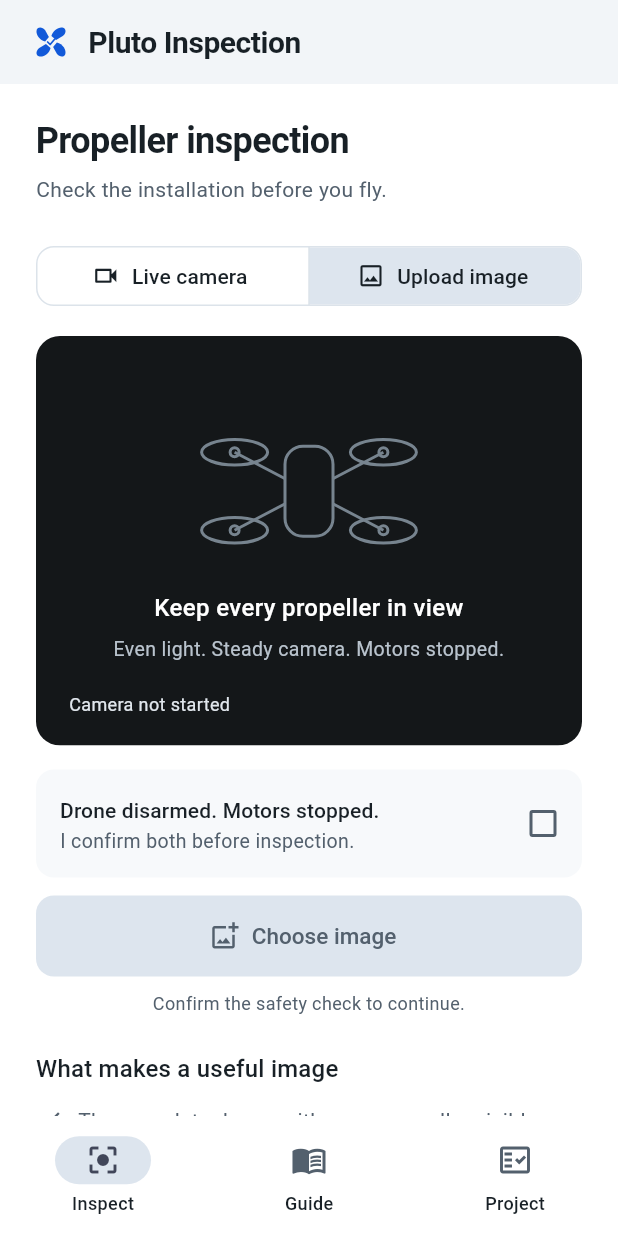
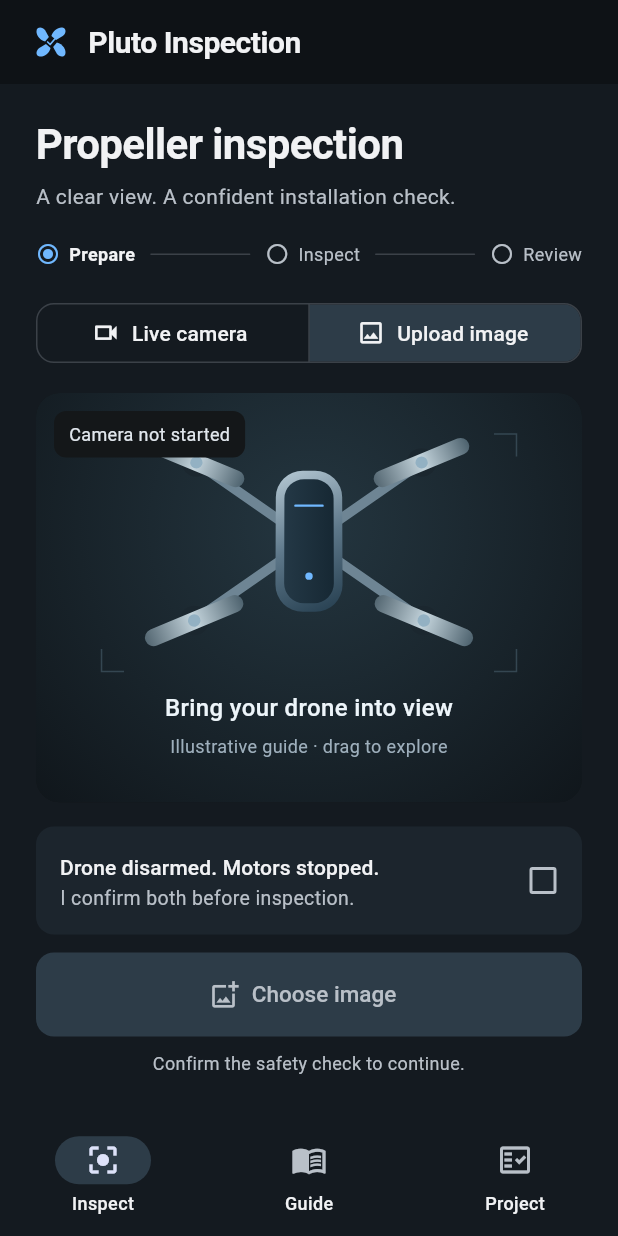
Before and after one commit to dhruvsharma06-web/Pluto-drone, a Flutter app: the screen it shows after launch, after a tap on "Upload image", on a phone screen of 412 x 824 dp. Run offline on Flutter 3.47's test engine with Material 3 defaults, Android fonts, the phone set to English and light mode, and no system bars.

Commit message:
feat(ui): redesign inspection with interactive drone scene and purposeful motion

```diff
--- /dev/null
+++ b/packages/inspection_ui/lib/src/drone_stage.dart
@@ -0,0 +1,295 @@
+import 'dart:math' as math;
+import 'package:flutter/material.dart';
+
+/// Original illustrative geometry, not the supplied drone configuration.
+/// Movement is the viewpoint, never powered propeller motion.
+class DroneStage extends StatefulWidget {
+  const DroneStage({super.key, this.processing = false});
+  final bool processing;
+  @override
+  State<DroneStage> createState() => _DroneStageState();
+}
+
+class _DroneStageState extends State<DroneStage>
+    with SingleTickerProviderStateMixin {
+  late final AnimationController scan = AnimationController(
+      vsync: this, duration: const Duration(milliseconds: 2200));
+  Offset tilt = Offset.zero;
+  bool dragging = false;
+  bool get reduced => MediaQuery.disableAnimationsOf(context);
+  @override
+  void didChangeDependencies() {
+    super.didChangeDependencies();
+    _sync();
+  }
+
+  @override
+  void didUpdateWidget(covariant DroneStage old) {
+    super.didUpdateWidget(old);
+    _sync();
+  }
+
+  void _sync() {
+    if (widget.processing && !reduced) {
+      if (!scan.isAnimating) scan.repeat();
+    } else {
+      scan.stop();
+      scan.value = 0;
+    }
+  }
+
+  @override
+  void dispose() {
+    scan.dispose();
+    super.dispose();
+  }
+
+  @override
+  Widget build(BuildContext context) => LayoutBuilder(builder: (context, c) {
+        final compact = c.maxHeight < 245;
+        return Semantics(
+            label:
+                'Illustrative drone framing guide. Drag to change the viewing angle. Motors are shown stopped.',
+            child: GestureDetector(
+                onPanStart:
+                    reduced ? null : (_) => setState(() => dragging = true),
+                onPanUpdate: reduced
+                    ? null
+                    : (d) => setState(() => tilt = Offset(
+                        (tilt.dx + d.delta.dx / 180).clamp(-.3, .3),
+                        (tilt.dy + d.delta.dy / 180).clamp(-.25, .25))),
+                onPanEnd: (_) => setState(() {
+                      dragging = false;
+                      tilt = Offset.zero;
+                    }),
+                onPanCancel: () => setState(() {
+                      dragging = false;
+                      tilt = Offset.zero;
+                    }),
+                child: ColoredBox(
+                    color: const Color(0xff10161b),
+                    child: Stack(fit: StackFit.expand, children: [
+                      RepaintBoundary(
+                          child: CustomPaint(painter: _StageGround())),
+                      Positioned.fill(
+                          bottom: compact ? 66 : 88,
+                          top: compact ? 8 : 12,
+                          child: TweenAnimationBuilder<Offset>(
+                              tween: Tween(begin: Offset.zero, end: tilt),
+                              duration: Duration(
+                                  milliseconds: reduced || dragging ? 0 : 180),
+                              curve: const Cubic(.23, 1, .32, 1),
+                              builder: (context, value, child) => Transform(
+                                  alignment: Alignment.center,
+                                  transform: Matrix4.identity()
+                                    ..setEntry(3, 2, .001)
+                                    ..rotateX(-.18 + value.dy)
+                                    ..rotateY(value.dx),
+                                  child: child),
+                              child:
+                                  const CustomPaint(painter: _DronePainter()))),
+                      if (widget.processing)
+                        IgnorePointer(
+                            child: AnimatedBuilder(
+                                animation: scan,
+                                builder: (context, child) => CustomPaint(
+                                    painter: _ScanPainter(
+                                        reduced ? .5 : scan.value)))),
+                      Positioned(
+                          left: 22,
+                          right: 22,
+                          bottom: compact ? 22 : 29,
+                          child:
+                              Column(mainAxisSize: MainAxisSize.min, children: [
+                            Text(
+                                widget.processing
+                                    ? 'Reading the installation'
+                                    : 'Bring your drone into view',
+                                textAlign: TextAlign.center,
+                                style: const TextStyle(
+                                    color: Color(0xffedf5fa),
+                                    fontSize: 16,
+                                    fontWeight: FontWeight.w500)),
+                            const SizedBox(height: 6),
+                            Text(
+                                widget.processing
+                                    ? 'Checking visible evidence'
+                                    : 'Illustrative guide · drag to explore',
+                                textAlign: TextAlign.center,
+                                style: const TextStyle(
+                                    color: Color(0xff9eafbc), fontSize: 12)),
+                          ])),
+                    ]))));
+      });
+}
+
+class _StageGround extends CustomPainter {
+  @override
+  void paint(Canvas canvas, Size s) {
+    final area = Offset.zero & s;
+    canvas.drawRect(
+        area,
+        Paint()
+          ..shader = RadialGradient(
+                  center: const Alignment(0, -.35),
+                  radius: .95,
+                  colors: const [Color(0xff243640), Color(0xff10161b)])
+              .createShader(area));
+    final p = Paint()
+      ..style = PaintingStyle.stroke
+      ..strokeWidth = 1
+      ..color = const Color(0xff344651);
+    final r = Rect.fromLTWH(
+        s.width * .12, s.height * .10, s.width * .76, s.height * .58);
+    for (final (at, dx, dy) in [
+      (r.topLeft, 1.0, 1.0),
+      (r.topRight, -1.0, 1.0),
+      (r.bottomLeft, 1.0, -1.0),
+      (r.bottomRight, -1.0, -1.0)
+    ]) {
+      canvas.drawPath(
+          Path()
+            ..moveTo(at.dx, at.dy + dy * 15)
+            ..lineTo(at.dx, at.dy)
+            ..lineTo(at.dx + dx * 15, at.dy),
+          p);
+    }
+  }
+
+  @override
+  bool shouldRepaint(_StageGround old) => false;
+}
+
+class _DronePainter extends CustomPainter {
+  const _DronePainter();
+  @override
+  void paint(Canvas c, Size s) {
+    c.save();
+    c.translate(s.width / 2, s.height / 2);
+    final scale = math.min(s.width / 310, s.height / 210);
+    c.scale(scale);
+    final body = RRect.fromRectAndRadius(
+        const Rect.fromLTWH(-27, -58, 54, 116), const Radius.circular(22));
+    final arms = Paint()
+      ..color = const Color(0xff6e8594)
+      ..strokeWidth = 8
+      ..strokeCap = StrokeCap.round;
+    for (final point in [
+      const Offset(-92, -65),
+      const Offset(92, -65),
+      const Offset(-92, 65),
+      const Offset(92, 65)
+    ]) {
+      c.drawLine(Offset.zero, point, arms);
+      c.drawCircle(point, 12, Paint()..color = const Color(0xff1b272f));
+      c.save();
+      c.translate(point.dx, point.dy);
+      c.rotate(point.dx * point.dy > 0 ? .4 : -.4);
+      final blade = RRect.fromRectAndRadius(
+          const Rect.fromLTWH(-42, -7, 84, 14), const Radius.circular(7));
+      c.drawRRect(
+          blade,
+          Paint()
+            ..shader = const LinearGradient(colors: [
+              Color(0xff536671),
+              Color(0xffc4d4dc),
+              Color(0xff4d626e)
+            ]).createShader(const Rect.fromLTWH(-42, -7, 84, 14)));
+      c.drawCircle(Offset.zero, 5, Paint()..color = const Color(0xff93b1c3));
+      c.restore();
+    }
+    c.drawRRect(
+        body,
+        Paint()
+          ..shader = const LinearGradient(
+              begin: Alignment.topLeft,
+              end: Alignment.bottomRight,
+              colors: [
+                Color(0xffb7cad5),
+                Color(0xff5e788a),
+                Color(0xff243d4e)
+              ]).createShader(body.outerRect));
+    c.drawRRect(
+        RRect.fromRectAndRadius(
+            const Rect.fromLTWH(-20, -51, 40, 102), const Radius.circular(16)),
+        Paint()
+          ..shader = const LinearGradient(
+                  colors: [Color(0xff263b49), Color(0xff142530)])
+              .createShader(body.outerRect));
+    c.drawLine(
+        const Offset(-11, -29),
+        const Offset(11, -29),
+        Paint()
+          ..strokeWidth = 2
+          ..strokeCap = StrokeCap.round
+          ..color = const Color(0xff70b8ff));
+    c.drawCircle(
+        const Offset(0, 29), 3, Paint()..color = const Color(0xff70b8ff));
+    c.restore();
+  }
+
+  @override
+  bool shouldRepaint(_DronePainter old) => false;
+}
+
+class _ScanPainter extends CustomPainter {
+  _ScanPainter(this.progress);
+  final double progress;
+  @override
+  void paint(Canvas c, Size s) {
+    final y = s.height * .12 + progress * s.height * .55;
+    final r = Rect.fromLTWH(s.width * .13, y - 22, s.width * .74, 24);
+    c.drawRect(
+        r,
+        Paint()
+          ..shader = const LinearGradient(
+              begin: Alignment.topCenter,
+              end: Alignment.bottomCenter,
+              colors: [Color(0x001f91ff), Color(0x282f9fff)]).createShader(r));
+    c.drawLine(
+        Offset(s.width * .13, y),
+        Offset(s.width * .87, y),
+        Paint()
+          ..color = const Color(0xff79bfff)
+          ..strokeWidth = 1.5);
+  }
+
+  @override
+  bool shouldRepaint(_ScanPainter old) => old.progress != progress;
+}
+
+/// Processing indication over real image evidence; never a detection result.
+class ProcessingSweep extends StatefulWidget {
+  const ProcessingSweep({super.key});
+  @override
+  State<ProcessingSweep> createState() => _ProcessingSweepState();
+}
+
+class _ProcessingSweepState extends State<ProcessingSweep>
+    with SingleTickerProviderStateMixin {
+  late final AnimationController motion = AnimationController(
+      vsync: this, duration: const Duration(milliseconds: 2200));
+  @override
+  void didChangeDependencies() {
+    super.didChangeDependencies();
+    if (!MediaQuery.disableAnimationsOf(context)) {
+      if (!motion.isAnimating) motion.repeat();
+    } else {
+      motion.stop();
+      motion.value = .5;
+    }
+  }
+
+  @override
+  void dispose() {
+    motion.dispose();
+    super.dispose();
+  }
+
+  @override
+  Widget build(BuildContext context) => RepaintBoundary(
+      child: AnimatedBuilder(
+          animation: motion,
+          builder: (context, child) =>
+              CustomPaint(painter: _ScanPainter(motion.value))));
+}
--- a/packages/inspection_ui/lib/src/evidence_view.dart
+++ b/packages/inspection_ui/lib/src/evidence_view.dart
@@ -5,6 +5,7 @@ import 'package:inspection_contract/inspection_contract.dart';
 
 import 'presentation.dart';
 import 'theme.dart';
+import 'drone_stage.dart';
 
 Rect containedImageRect(Size viewport, Size image) {
   if (image.width <= 0 ||
@@ -76,7 +77,11 @@ class EvidenceView extends StatelessWidget {
                 fit: StackFit.expand,
                 children: [
                   if (image != null)
-                    Image.memory(
+                    InteractiveViewer(
+                        key: ValueKey(image.id),
+                        minScale: 1,
+                        maxScale: 3,
+                        child: Image.memory(
                           image.bytes,
                           fit: BoxFit.contain,
                           gaplessPlayback: false,
@@ -98,7 +103,8 @@ class EvidenceView extends StatelessWidget {
                                         if (result != null &&
                                             result!.inputId == image.id)
                                           for (final motor in result!.motors)
-                                        if (motorBoxRect(motor['bbox'], rect)
+                                            if (motorBoxRect(
+                                                    motor['bbox'], rect)
                                                 case final Rect bounds)
                                               _MotorTarget(
                                                 bounds: bounds,
@@ -109,14 +115,20 @@ class EvidenceView extends StatelessWidget {
                                               ),
                                       ],
                                     ),
-                    )
+                        ))
                   else if (cameraPreview != null)
                     cameraPreview!
                   else
-                    const _EmptyCanvas(),
+                    DroneStage(
+                        processing: state.phase == InspectionPhase.processing),
+                  if (state.phase == InspectionPhase.processing &&
+                      (image != null || cameraPreview != null))
+                    const Positioned.fill(
+                      child: IgnorePointer(child: ProcessingSweep()),
+                    ),
                   Positioned(
                     left: 12,
-                    bottom: 12,
+                    top: 12,
                     right: 12,
                     child: Align(
                       alignment: Alignment.centerLeft,
--- a/packages/inspection_ui/lib/src/inspection_app.dart
+++ b/packages/inspection_ui/lib/src/inspection_app.dart
@@ -6,6 +6,7 @@ import 'presentation.dart';
 import 'support_views.dart';
 import 'theme.dart';
 import 'inspection_mark.dart';
+part 'inspection_steps.dart';
 
 /// Drop-in presentation. The caller owns and disposes [controller].
 class InspectionApp extends StatelessWidget {
@@ -13,7 +14,7 @@ class InspectionApp extends StatelessWidget {
       {super.key,
       required this.controller,
       this.cameraPreview,
-      this.themeMode = ThemeMode.system,
+      this.themeMode = ThemeMode.dark,
       this.demoMode = false,
       this.developmentControls});
   final InspectionController controller;
@@ -389,7 +390,7 @@ class _InspectionView extends StatelessWidget {
       const SizedBox(height: 8),
       Text(
           result == null
-              ? 'Check the installation before you fly.'
+              ? 'A clear view. A confident installation check.'
               : switch (result!.status) {
                   VerificationStatus.pass =>
                     'The visible installation matches the supplied reference.',
@@ -524,7 +525,14 @@ class _InspectionView extends StatelessWidget {
                       crossAxisAlignment: CrossAxisAlignment.stretch,
                       children: [
                         heading,
-                        const SizedBox(height: 24),
+                        const SizedBox(height: 20),
+                        _InspectionSteps(
+                            stage: result != null
+                                ? 2
+                                : state.safetyConfirmed
+                                    ? 1
+                                    : 0),
+                        const SizedBox(height: 20),
                         if (wide)
                           Row(
                               crossAxisAlignment: CrossAxisAlignment.start,
@@ -568,7 +576,7 @@ class _ReadyNote extends StatelessWidget {
   Widget build(BuildContext context) {
     final c = Theme.of(context).colorScheme;
     return Column(crossAxisAlignment: CrossAxisAlignment.start, children: [
-      Text('What makes a useful image',
+      Text('Set up your inspection',
           style: Theme.of(context).textTheme.titleMedium),
       const SizedBox(height: 12),
       for (final text in [
@@ -632,7 +640,16 @@ class _ResultSummary extends StatelessWidget {
         child: Padding(
             padding: const EdgeInsets.all(16),
             child: Row(crossAxisAlignment: CrossAxisAlignment.start, children: [
-              Icon(icon, color: ink, size: 23),
+              TweenAnimationBuilder<double>(
+                  key: ValueKey(result.status),
+                  tween: Tween(begin: .92, end: 1),
+                  duration: Duration(
+                      milliseconds:
+                          MediaQuery.disableAnimationsOf(context) ? 0 : 180),
+                  curve: const Cubic(.23, 1, .32, 1),
+                  builder: (context, value, child) =>
+                      Transform.scale(scale: value, child: child),
+                  child: Icon(icon, color: ink, size: 26)),
               const SizedBox(width: 12),
               Expanded(
                   child: Text(text,
--- /dev/null
+++ b/packages/inspection_ui/lib/src/inspection_steps.dart
@@ -0,0 +1,39 @@
+part of 'inspection_app.dart';
+
+class _InspectionSteps extends StatelessWidget {
+  const _InspectionSteps({required this.stage});
+  final int stage;
+  @override
+  Widget build(BuildContext context) {
+    final c = Theme.of(context).colorScheme;
+    return Row(children: [
+      for (var i = 0; i < 3; i++) ...[
+        if (i > 0)
+          Expanded(
+              child: Padding(
+                  padding: const EdgeInsets.symmetric(horizontal: 10),
+                  child: DecoratedBox(
+                      decoration: BoxDecoration(
+                          color: c.outlineVariant,
+                          borderRadius: BorderRadius.circular(1)),
+                      child: const SizedBox(height: 1)))),
+        Row(mainAxisSize: MainAxisSize.min, children: [
+          Icon(
+              i < stage
+                  ? Icons.check_circle_rounded
+                  : i == stage
+                      ? Icons.radio_button_checked
+                      : Icons.radio_button_unchecked,
+              size: 16,
+              color: i <= stage ? c.primary : c.onSurfaceVariant),
+          const SizedBox(width: 6),
+          Text(['Prepare', 'Inspect', 'Review'][i],
+              style: TextStyle(
+                  fontSize: 12,
+                  color: i == stage ? c.onSurface : c.onSurfaceVariant,
+                  fontWeight: i == stage ? FontWeight.w700 : FontWeight.w400)),
+        ]),
+      ]
+    ]);
+  }
+}
--- a/packages/inspection_ui/lib/src/theme.dart
+++ b/packages/inspection_ui/lib/src/theme.dart
@@ -9,17 +9,17 @@ ThemeData inspectionTheme(Brightness brightness) {
     seedColor: inspectionBlue,
     brightness: brightness,
   ).copyWith(
-    primary: dark ? const Color(0xffa8c7ff) : inspectionBlue,
-    onPrimary: dark ? const Color(0xff002c72) : Colors.white,
-    surface: dark ? const Color(0xff17191b) : const Color(0xfff2f5f8),
+    primary: dark ? const Color(0xff70b8ff) : inspectionBlue,
+    onPrimary: dark ? const Color(0xff071c2b) : Colors.white,
+    surface: dark ? const Color(0xff0e1216) : const Color(0xfff2f5f8),
     onSurface: dark ? const Color(0xfff1f2f4) : const Color(0xff182026),
     onSurfaceVariant: dark ? const Color(0xffb9c0c8) : const Color(0xff53606d),
-    surfaceContainerLowest: dark ? const Color(0xff111315) : Colors.white,
+    surfaceContainerLowest: dark ? const Color(0xff141a20) : Colors.white,
     surfaceContainerLow:
-        dark ? const Color(0xff202326) : const Color(0xfff7f9fb),
-    surfaceContainer: dark ? const Color(0xff272b2f) : const Color(0xffe9eef4),
+        dark ? const Color(0xff1c252d) : const Color(0xfff7f9fb),
+    surfaceContainer: dark ? const Color(0xff23313b) : const Color(0xffe9eef4),
     surfaceContainerHighest:
-        dark ? const Color(0xff343a40) : const Color(0xffdde5ee),
+        dark ? const Color(0xff2d3c48) : const Color(0xffdde5ee),
     outlineVariant: dark ? const Color(0xff3b4148) : const Color(0xffdce3ea),
   );
   final base = ThemeData(useMaterial3: true, colorScheme: c);
@@ -35,7 +35,7 @@ ThemeData inspectionTheme(Brightness brightness) {
         .copyWith(
           headlineSmall: TextStyle(
             fontFamily: family,
-            fontSize: 24,
+            fontSize: 28,
             height: 1.18,
             fontWeight: FontWeight.w700,
             letterSpacing: -.4,
@@ -78,7 +78,7 @@ ThemeData inspectionTheme(Brightness brightness) {
     ),
     filledButtonTheme: FilledButtonThemeData(
       style: FilledButton.styleFrom(
-        minimumSize: const Size(48, 54),
+        minimumSize: const Size(48, 56),
         elevation: 0,
         textStyle: const TextStyle(
           fontFamily: family,
```
Also changed, not shown: packages/inspection_ui/.impeccable/design.json, 7 other files. Lines whose indentation alone changed are shown as unchanged.
